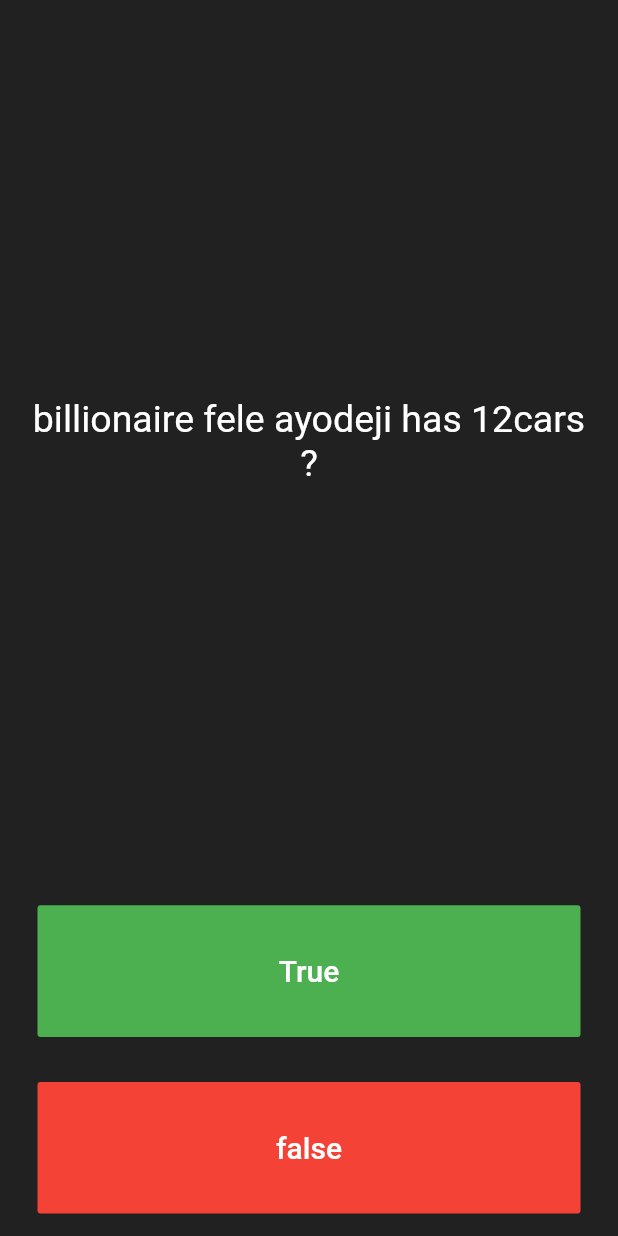
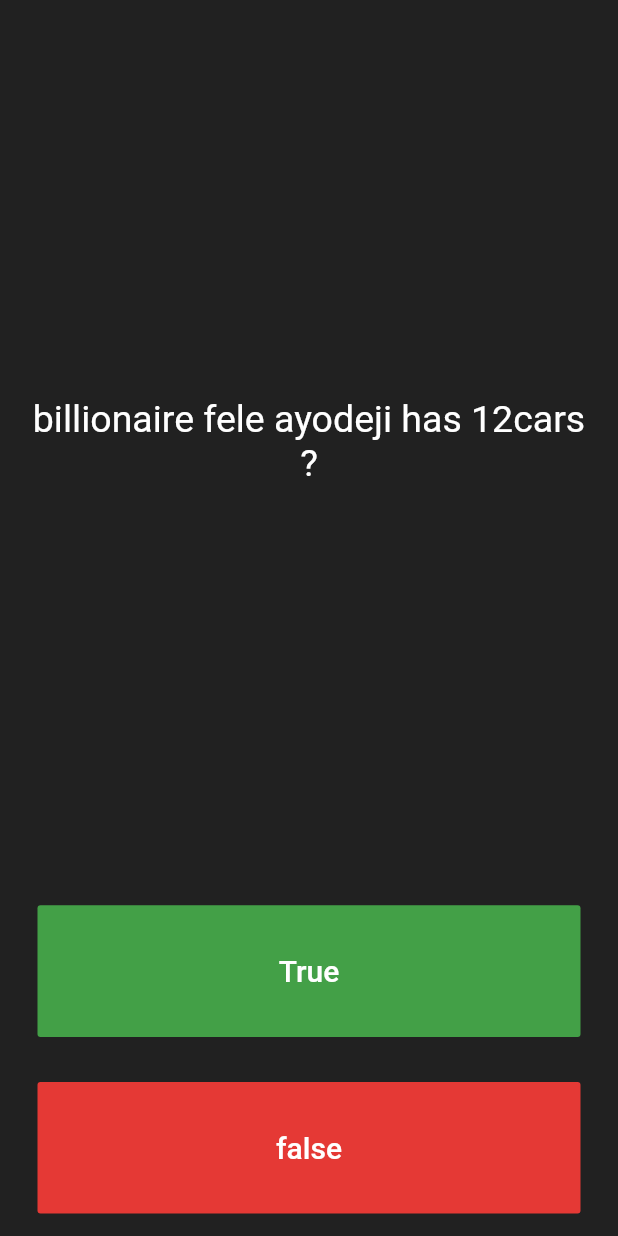
Before and after one commit to FeleAyodeji/quiz_app, a Flutter app: the screen it shows after launch, on a phone screen of 412 x 824 dp. Run offline on Flutter 3.47's test engine with Material 2 defaults, Android fonts, the phone set to English and light mode, and no system bars.

```diff
--- a/lib/main.dart
+++ b/lib/main.dart
@@ -66,7 +66,7 @@ class _QuizPageState extends State<QuizPage> {
           child: Padding(
             padding: const EdgeInsets.all(15),
             child: FlatButton(
-              color: Colors.green,
+              color: Colors.green.shade600,
               child: Text(
                 "True",
                 style: TextStyle(
@@ -93,7 +93,8 @@ class _QuizPageState extends State<QuizPage> {
           child: Padding(
             padding: const EdgeInsets.all(15),
             child: FlatButton(
-              color: Colors.red,
+              color: Colors.red.shade600
+              ,
               child: Text(
                 "false",
                 style: TextStyle(
```
